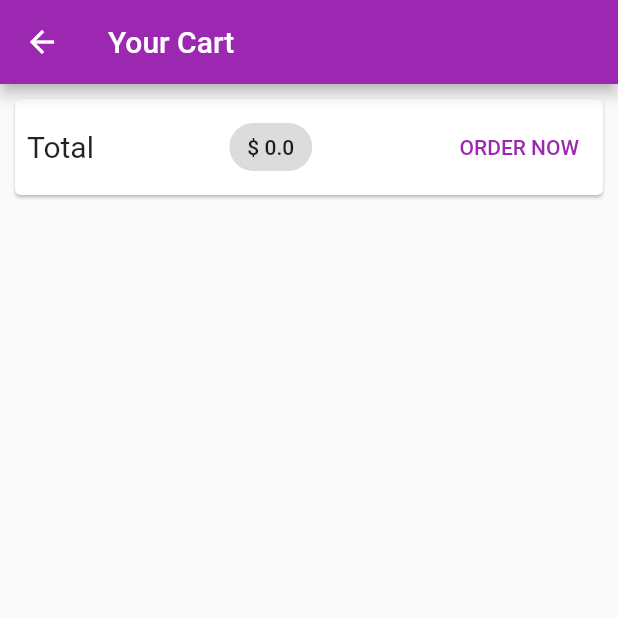
After one commit to Kanav-Arora/Shop-App, a Flutter app: the CartScreen screen opened by its route, on a phone screen of 412 x 824 dp, the top half of it. The commit adds this screen. Run offline on Flutter 3.47's test engine with Material 2 defaults, Android fonts, the phone set to English and light mode, and no system bars; network calls fail.

Commit message:
Cart Screen Added, icon change effect added on cart icon in products overview screen

```diff
--- a/lib/main.dart
+++ b/lib/main.dart
@@ -1,5 +1,6 @@
 import 'package:flutter/material.dart';
 import 'package:shop_app/providers/cart_provider.dart';
+import 'package:shop_app/screen/cart_screen.dart';
 import 'package:shop_app/screen/product_detail_screen.dart';
 import 'package:shop_app/screen/products_overview_screen.dart';
 import 'package:shop_app/widgets/product_item.dart';
@@ -24,8 +25,9 @@ class MyApp extends StatelessWidget {
         ),
         home: ProductsOverviewScreen(),
         routes: {
-          './': (context) => ProductsOverviewScreen(),
-          ProductDetailScreen.routeName: (context) => ProductDetailScreen(),
+          './': (ctx) => ProductsOverviewScreen(),
+          ProductDetailScreen.routeName: (ctx) => ProductDetailScreen(),
+          CartScreen.routeName: (ctx) => CartScreen(),
         },
       ),
     );
--- a/lib/providers/cart_provider.dart
+++ b/lib/providers/cart_provider.dart
@@ -6,12 +6,14 @@ class CartItem {
   final String title;
   final int quantity;
   final double price;
+  final String imageUrl;
 
   CartItem({
     @required this.id,
     @required this.title,
     @required this.quantity,
     @required this.price,
+    @required this.imageUrl,
   });
 }
 
@@ -22,7 +24,7 @@ class CartProvider with ChangeNotifier {
     return {..._items};
   }
 
-  void addItem(String id, double price, String title) {
+  void addItem(String id, double price, String title, String imageUrl) {
     if (_items.containsKey(id))
       _items.update(
           id,
@@ -30,7 +32,8 @@ class CartProvider with ChangeNotifier {
               id: value.id,
               title: value.title,
               quantity: value.quantity + 1,
-              price: value.price));
+              price: value.price,
+              imageUrl: value.imageUrl));
     else {
       _items.putIfAbsent(
         id,
@@ -39,13 +42,27 @@ class CartProvider with ChangeNotifier {
           title: title,
           quantity: 1,
           price: price,
+          imageUrl: imageUrl,
         ),
       );
     }
     notifyListeners();
   }
 
+  void remove(String id) {
+    _items.removeWhere((key, value) => value.id == id);
+    notifyListeners();
+  }
+
   int get itemCount {
     return _items.length;
   }
+
+  double get totalAmount {
+    double val = 0.0;
+    _items.forEach((key, value) {
+      val += (value.price * value.quantity);
+    });
+    return val;
+  }
 }
--- a/lib/providers/products_provider.dart
+++ b/lib/providers/products_provider.dart
@@ -56,9 +56,6 @@ class ProductsProvider with ChangeNotifier {
   void toggleIsFavourite(String id) {
     _items.firstWhere((element) => element.id == id).isFavourite =
         !(_items.firstWhere((element) => element.id == id).isFavourite);
-
-    print(_items.firstWhere((element) => element.id == id).isFavourite);
-
     notifyListeners();
   }
 }
--- /dev/null
+++ b/lib/screen/cart_screen.dart
@@ -0,0 +1,104 @@
+import 'package:flutter/material.dart';
+import 'package:shop_app/providers/cart_provider.dart';
+import 'package:provider/provider.dart';
+import 'package:shop_app/providers/products_provider.dart';
+
+class CartScreen extends StatefulWidget {
+  static const String routeName = 'CartScreen';
+
+  @override
+  State<CartScreen> createState() => _CartScreenState();
+}
+
+class _CartScreenState extends State<CartScreen> {
+  Widget cartListItemWidget(CartItem c) {
+    return Card(
+      margin: EdgeInsets.symmetric(horizontal: 15, vertical: 5),
+      child: Padding(
+        padding: EdgeInsets.all(5),
+        child: ListTile(
+          leading: Container(
+            width: 70,
+            height: 70,
+            child: Image.network(
+              c.imageUrl,
+              fit: BoxFit.contain,
+            ),
+          ),
+          title: Text(
+            c.title,
+            style: TextStyle(fontSize: 16),
+          ),
+          subtitle: Text('Total: \$ ${c.price * c.quantity}'),
+          trailing: Text('\$ ${c.price} * ${c.quantity}'),
+        ),
+      ),
+    );
+  }
+
+  @override
+  Widget build(BuildContext context) {
+    final cartData = Provider.of<CartProvider>(context);
+    return Scaffold(
+      appBar: AppBar(
+        title: Text('Your Cart'),
+      ),
+      body: Column(
+        children: <Widget>[
+          Card(
+            margin: EdgeInsets.all(10),
+            child: Padding(
+              padding: EdgeInsets.all(8),
+              child: Row(
+                mainAxisAlignment: MainAxisAlignment.spaceBetween,
+                children: <Widget>[
+                  Text(
+                    'Total',
+                    style: TextStyle(
+                      fontSize: 20,
+                    ),
+                  ),
+                  Chip(
+                    label: Text(
+                      '\$ ${cartData.totalAmount}',
+                    ),
+                  ),
+                  TextButton(
+                    onPressed: () {},
+                    child: Text(
+                      'ORDER NOW',
+                      style: TextStyle(color: Theme.of(context).primaryColor),
+                    ),
+                  )
+                ],
+              ),
+            ),
+          ),
+          SizedBox(
+            height: 10,
+          ),
+          Expanded(
+            child: ListView.builder(
+              itemBuilder: (context, index) {
+                CartItem c = cartData.items.values.elementAt(index);
+                return Dismissible(
+                  key: Key(c.id),
+                  background: Container(
+                    color: Colors.redAccent,
+                  ),
+                  child: cartListItemWidget(c),
+                  onDismissed: (direction) {
+                    setState(() {
+                      cartData.remove(c.id);
+                    });
+                  },
+                );
+              },
+              itemCount: cartData.itemCount,
+            ),
+          )
+        ],
+      ),
+    );
+  }
+}
--- a/lib/screen/products_overview_screen.dart
+++ b/lib/screen/products_overview_screen.dart
@@ -1,5 +1,6 @@
 import 'package:flutter/material.dart';
 import 'package:shop_app/providers/cart_provider.dart';
+import 'package:shop_app/screen/cart_screen.dart';
 import 'package:shop_app/widgets/badge.dart';
 import 'package:shop_app/widgets/products_grid.dart';
 import 'package:provider/provider.dart';
@@ -31,7 +32,9 @@ class _ProductsOverviewScreenState extends State<ProductsOverviewScreen> {
             },
             child: IconButton(
               icon: Icon(Icons.shopping_cart),
-              onPressed: () {},
+              onPressed: () {
+                Navigator.of(context).pushNamed(CartScreen.routeName);
+              },
             ),
           ),
           PopupMenuButton(
```
Also changed, not shown: lib/widgets/product_item.dart (+11 -7 lines).
